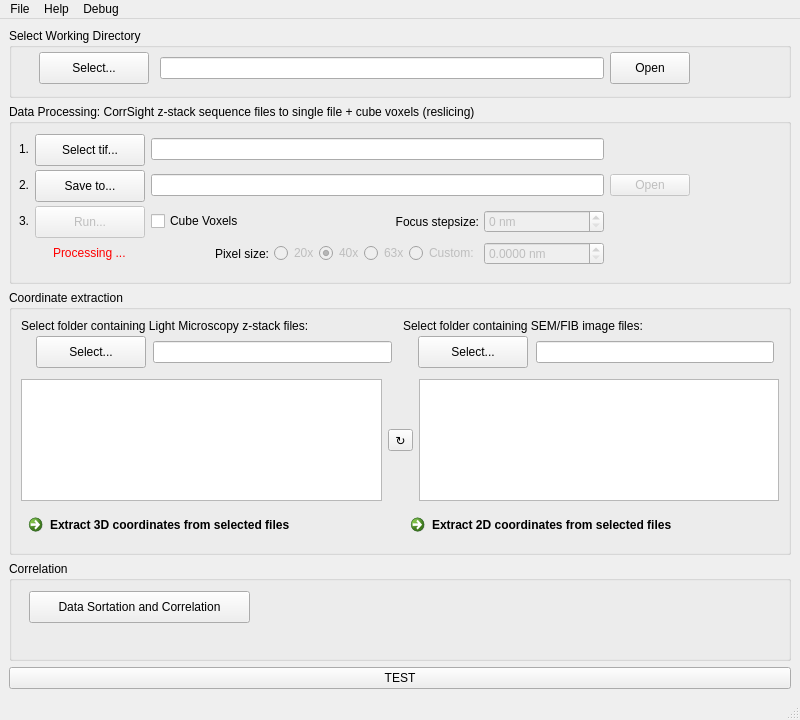
The window that TDCT_main.ui (coraxx/3DCT) describes before a commit, drawn with Qt 5.
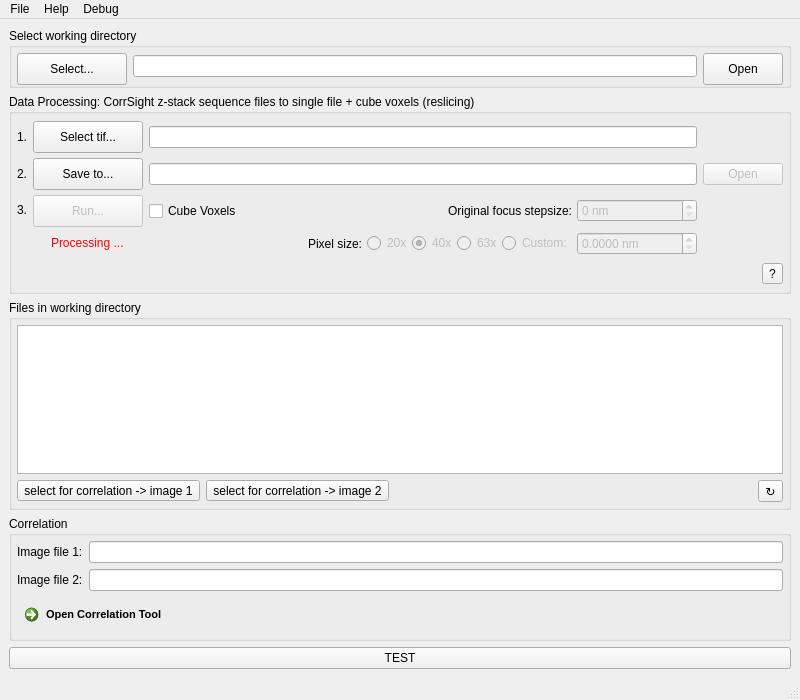
The same window after the commit. Icons and pictures are not drawn. Custom widgets are drawn as their Qt base class.

Commit message: - fixed folder spelling ("tdtc" to "tdct") - correlation module now correctly included in main toolbox app (test for valid files and working dir as well passes working dir to correlation module)

Diff of the .ui file:
```diff
--- a/TDCT_main.ui
+++ b/TDCT_main.ui
@@ -11,18 +11,18 @@
     <x>0</x>
     <y>0</y>
     <width>800</width>
-    <height>720</height>
+    <height>700</height>
    </rect>
   </property>
   <property name="minimumSize">
    <size>
-    <width>800</width>
-    <height>720</height>
+    <width>700</width>
+    <height>700</height>
    </size>
   </property>
   <property name="maximumSize">
    <size>
-    <width>800</width>
+    <width>16777215</width>
     <height>16777215</height>
    </size>
   </property>
@@ -49,7 +49,7 @@
       <property name="minimumSize">
        <size>
         <width>0</width>
-        <height>70</height>
+        <height>60</height>
        </size>
       </property>
       <property name="maximumSize">
@@ -59,22 +59,13 @@
        </size>
       </property>
       <property name="title">
-       <string>Select Working Directory</string>
+       <string>Select working directory</string>
       </property>
-      <widget class="QWidget" name="gridLayoutWidget_2">
-       <property name="geometry">
-        <rect>
-         <x>10</x>
-         <y>20</y>
-         <width>671</width>
-         <height>41</height>
-        </rect>
-       </property>
-       <layout class="QGridLayout" name="gridLayout_2">
-        <property name="verticalSpacing">
+      <layout class="QHBoxLayout" name="horizontalLayout_2">
+       <property name="margin">
          <number>5</number>
         </property>
-        <item row="0" column="1">
+       <item>
          <widget class="QPushButton" name="pushButton_selectWorkingDir">
           <property name="minimumSize">
            <size>
@@ -96,65 +87,8 @@
           </property>
          </widget>
         </item>
-        <item row="0" column="4">
-         <widget class="QPushButton" name="pushButton_openWorkingDir">
-          <property name="enabled">
-           <bool>true</bool>
-          </property>
-          <property name="minimumSize">
-           <size>
-            <width>0</width>
-            <height>32</height>
-           </size>
-          </property>
-          <property name="maximumSize">
-           <size>
-            <width>16777215</width>
-            <height>16777215</height>
-           </size>
-          </property>
-          <property name="toolTip">
-           <string>Open working directory</string>
-          </property>
-          <property name="text">
-           <string>Open</string>
-          </property>
-         </widget>
-        </item>
-        <item row="0" column="0">
-         <spacer name="horizontalSpacer">
-          <property name="orientation">
-           <enum>Qt::Horizontal</enum>
-          </property>
-          <property name="sizeType">
-           <enum>QSizePolicy::Fixed</enum>
-          </property>
-          <property name="sizeHint" stdset="0">
-           <size>
-            <width>20</width>
-            <height>13</height>
-           </size>
-          </property>
-         </spacer>
-        </item>
-        <item row="0" column="2">
-         <spacer name="horizontalSpacer_2">
-          <property name="orientation">
-           <enum>Qt::Horizontal</enum>
-          </property>
-          <property name="sizeType">
-           <enum>QSizePolicy::Fixed</enum>
-          </property>
-          <property name="sizeHint" stdset="0">
-           <size>
-            <width>5</width>
-            <height>20</height>
-           </size>
-          </property>
-         </spacer>
-        </item>
-        <item row="0" column="3">
-         <widget class="QLineEdit" name="lineEdit_workingDir">
+       <item>
+        <widget class="QLineEditFilePath" name="lineEdit_workingDir">
           <property name="enabled">
            <bool>true</bool>
           </property>
@@ -167,7 +101,7 @@
           <property name="minimumSize">
            <size>
             <width>0</width>
-            <height>21</height>
+           <height>20</height>
            </size>
           </property>
           <property name="maximumSize">
@@ -177,12 +111,36 @@
            </size>
           </property>
           <property name="readOnly">
+          <bool>false</bool>
+         </property>
+        </widget>
+       </item>
+       <item>
+        <widget class="QPushButton" name="pushButton_openWorkingDir">
+         <property name="enabled">
            <bool>true</bool>
           </property>
+         <property name="minimumSize">
+          <size>
+           <width>0</width>
+           <height>32</height>
+          </size>
+         </property>
+         <property name="maximumSize">
+          <size>
+           <width>16777215</width>
+           <height>16777215</height>
+          </size>
+         </property>
+         <property name="toolTip">
+          <string>Open working directory</string>
+         </property>
+         <property name="text">
+          <string>Open</string>
+         </property>
          </widget>
         </item>
        </layout>
-      </widget>
      </widget>
     </item>
     <item>
@@ -190,27 +148,23 @@
       <property name="minimumSize">
        <size>
         <width>0</width>
-        <height>180</height>
+        <height>200</height>
        </size>
       </property>
       <property name="maximumSize">
        <size>
         <width>16777215</width>
-        <height>180</height>
+        <height>200</height>
        </size>
       </property>
       <property name="title">
        <string>Data Processing: CorrSight z-stack sequence files to single file + cube voxels (reslicing)</string>
       </property>
-      <widget class="QWidget" name="gridLayoutWidget">
-       <property name="geometry">
-        <rect>
-         <x>10</x>
-         <y>30</y>
-         <width>671</width>
-         <height>131</height>
-        </rect>
+      <layout class="QVBoxLayout" name="verticalLayout_2">
+       <property name="margin">
+        <number>5</number>
        </property>
+       <item>
        <layout class="QGridLayout" name="gridLayout" rowstretch="0,0,0,0">
         <property name="verticalSpacing">
          <number>5</number>
@@ -219,9 +173,15 @@
          <number>0</number>
         </property>
         <item row="0" column="2">
-         <widget class="QLineEdit" name="lineEdit_selectTifPath">
+          <widget class="QLineEditFilePath" name="lineEdit_selectTifPath">
+           <property name="minimumSize">
+            <size>
+             <width>0</width>
+             <height>20</height>
+            </size>
+           </property>
           <property name="readOnly">
-           <bool>true</bool>
+            <bool>false</bool>
           </property>
          </widget>
         </item>
@@ -246,7 +206,7 @@
              <enum>Qt::LeftToRight</enum>
             </property>
             <property name="text">
-             <string>Focus stepsize:</string>
+              <string>Original focus stepsize:</string>
             </property>
             <property name="alignment">
              <set>Qt::AlignRight|Qt::AlignTrailing|Qt::AlignVCenter</set>
@@ -457,12 +417,18 @@
          </widget>
         </item>
         <item row="1" column="2">
-         <widget class="QLineEdit" name="lineEdit_saveToPath">
+          <widget class="QLineEditFilePath" name="lineEdit_saveToPath">
+           <property name="minimumSize">
+            <size>
+             <width>0</width>
+             <height>20</height>
+            </size>
+           </property>
           <property name="text">
            <string/>
           </property>
           <property name="readOnly">
-           <bool>true</bool>
+            <bool>false</bool>
           </property>
          </widget>
         </item>
@@ -577,165 +543,86 @@
          </widget>
         </item>
        </layout>
-      </widget>
-     </widget>
-    </item>
-    <item>
-     <widget class="QGroupBox" name="groupBox">
-      <property name="title">
-       <string>Coordinate extraction</string>
-      </property>
-      <layout class="QVBoxLayout" name="verticalLayout_5">
-       <item>
-        <layout class="QHBoxLayout" name="horizontalLayout_8">
-         <item>
-          <layout class="QVBoxLayout" name="verticalLayout">
-           <property name="spacing">
-            <number>3</number>
-           </property>
-           <item>
-            <widget class="QLabel" name="label_LM_coordEx">
-             <property name="text">
-              <string>Select folder containing Light Microscopy z-stack files:</string>
-             </property>
-             <property name="alignment">
-              <set>Qt::AlignLeading|Qt::AlignLeft|Qt::AlignVCenter</set>
-             </property>
-            </widget>
-           </item>
-           <item>
-            <layout class="QHBoxLayout" name="horizontalLayout_2">
-             <property name="spacing">
-              <number>7</number>
-             </property>
-             <property name="leftMargin">
-              <number>15</number>
-             </property>
-             <property name="rightMargin">
-              <number>5</number>
-             </property>
-             <property name="bottomMargin">
-              <number>5</number>
-             </property>
-             <item alignment="Qt::AlignHCenter|Qt::AlignVCenter">
-              <widget class="QPushButton" name="pushButton_LMselect">
-               <property name="minimumSize">
-                <size>
-                 <width>110</width>
-                 <height>32</height>
-                </size>
-               </property>
-               <property name="maximumSize">
-                <size>
-                 <width>110</width>
-                 <height>16777215</height>
-                </size>
-               </property>
-               <property name="toolTip">
-                <string>Select folder containing Light Microscopy z-stack files</string>
-               </property>
-               <property name="text">
-                <string>Select...</string>
-               </property>
-              </widget>
-             </item>
-             <item>
-              <widget class="QLineEdit" name="selectLMcoordEx_line">
-               <property name="minimumSize">
-                <size>
-                 <width>0</width>
-                 <height>20</height>
-                </size>
-               </property>
-               <property name="readOnly">
-                <bool>true</bool>
-               </property>
-              </widget>
-             </item>
-            </layout>
-           </item>
-          </layout>
-         </item>
-         <item>
-          <layout class="QVBoxLayout" name="verticalLayout_2">
-           <property name="spacing">
-            <number>3</number>
-           </property>
-           <item>
-            <widget class="QLabel" name="label_EM_coordEx">
-             <property name="text">
-              <string>Select folder containing SEM/FIB image files:</string>
-             </property>
-             <property name="alignment">
-              <set>Qt::AlignLeading|Qt::AlignLeft|Qt::AlignVCenter</set>
-             </property>
-            </widget>
-           </item>
-           <item>
-            <layout class="QHBoxLayout" name="horizontalLayout_6">
-             <property name="spacing">
-              <number>8</number>
-             </property>
-             <property name="leftMargin">
-              <number>15</number>
-             </property>
-             <property name="rightMargin">
-              <number>5</number>
-             </property>
-             <property name="bottomMargin">
-              <number>5</number>
-             </property>
-             <item>
-              <widget class="QPushButton" name="pushButton_EMselect">
-               <property name="minimumSize">
-                <size>
-                 <width>110</width>
-                 <height>32</height>
-                </size>
-               </property>
-               <property name="maximumSize">
-                <size>
-                 <width>110</width>
-                 <height>16777215</height>
-                </size>
-               </property>
-               <property name="toolTip">
-                <string>Select folder containing SEM/FIB image files</string>
-               </property>
-               <property name="text">
-                <string>Select...</string>
-               </property>
-              </widget>
-             </item>
-             <item>
-              <widget class="QLineEdit" name="selectEMcoordEx_line">
-               <property name="minimumSize">
-                <size>
-                 <width>0</width>
-                 <height>20</height>
-                </size>
-               </property>
-               <property name="dragEnabled">
-                <bool>true</bool>
-               </property>
-               <property name="readOnly">
-                <bool>true</bool>
-               </property>
-              </widget>
-             </item>
-            </layout>
-           </item>
-          </layout>
-         </item>
-        </layout>
        </item>
        <item>
         <layout class="QHBoxLayout" name="horizontalLayout_9">
          <item>
-          <widget class="QListWidget" name="listWidget_coordEx_LMfiles"/>
+          <spacer name="horizontalSpacer_3">
+           <property name="orientation">
+            <enum>Qt::Horizontal</enum>
+           </property>
+           <property name="sizeHint" stdset="0">
+            <size>
+             <width>40</width>
+             <height>20</height>
+            </size>
+           </property>
+          </spacer>
          </item>
          <item>
-          <widget class="QToolButton" name="toolButton_reloadFileLists">
+          <widget class="QToolButton" name="toolButton_3">
+           <property name="toolTip">
+            <string>Help: Data Processing</string>
+           </property>
+           <property name="statusTip">
+            <string>Help: Data Processing</string>
+           </property>
+           <property name="layoutDirection">
+            <enum>Qt::LeftToRight</enum>
+           </property>
+           <property name="text">
+            <string>?</string>
+           </property>
+          </widget>
+         </item>
+        </layout>
+       </item>
+      </layout>
+     </widget>
+    </item>
+    <item>
+     <widget class="QGroupBox" name="Filebrowser">
+      <property name="title">
+       <string>Files in working directory</string>
+      </property>
+      <layout class="QVBoxLayout" name="verticalLayout">
+       <property name="margin">
+        <number>5</number>
+       </property>
+       <item>
+        <widget class="QListWidget" name="listWidget_workingDir"/>
+       </item>
+       <item>
+        <layout class="QHBoxLayout" name="horizontalLayout_8">
+         <item>
+          <widget class="QToolButton" name="toolButton_selectImage1">
+           <property name="text">
+            <string>select for correlation -&gt; image 1</string>
+           </property>
+          </widget>
+         </item>
+         <item>
+          <widget class="QToolButton" name="toolButton_selectImage2">
+           <property name="text">
+            <string>select for correlation -&gt; image 2</string>
+           </property>
+          </widget>
+         </item>
+         <item>
+          <spacer name="horizontalSpacer_2">
+           <property name="orientation">
+            <enum>Qt::Horizontal</enum>
+           </property>
+           <property name="sizeHint" stdset="0">
+            <size>
+             <width>40</width>
+             <height>20</height>
+            </size>
+           </property>
+          </spacer>
+         </item>
+         <item>
+          <widget class="QToolButton" name="toolButton_reloadFileList">
            <property name="toolTip">
             <string>Reload</string>
            </property>
@@ -756,30 +643,9 @@
            </property>
           </widget>
          </item>
-         <item>
-          <widget class="QListWidget" name="listWidget_coordEx_EMfiles"/>
-         </item>
         </layout>
        </item>
-       <item>
-        <layout class="QHBoxLayout" name="horizontalLayout_10">
-         <item>
-          <widget class="QCommandLinkButton" name="commandLinkButton_extract3D">
-           <property name="text">
-            <string>Extract 3D coordinates from selected files</string>
-           </property>
-          </widget>
-         </item>
-         <item>
-          <widget class="QCommandLinkButton" name="commandLinkButton_extract2D">
-           <property name="text">
-            <string>Extract 2D coordinates from selected files</string>
-           </property>
-          </widget>
-         </item>
-        </layout>
-       </item>
-      </layout>
+      </layout>
      </widget>
     </item>
     <item>
@@ -793,28 +659,104 @@
       <property name="maximumSize">
        <size>
         <width>16777215</width>
-        <height>100</height>
+        <height>16777215</height>
        </size>
       </property>
       <property name="title">
        <string>Correlation</string>
       </property>
-      <widget class="QPushButton" name="pushButton_sortData">
-       <property name="geometry">
-        <rect>
-         <x>20</x>
-         <y>30</y>
-         <width>221</width>
-         <height>32</height>
-        </rect>
+      <layout class="QVBoxLayout" name="verticalLayout_4">
+       <property name="margin">
+        <number>5</number>
        </property>
-       <property name="toolTip">
-        <string>&lt;html&gt;&lt;head/&gt;&lt;body&gt;&lt;p align=&quot;justify&quot;&gt;Open data sort and correlation tool. Fidcuials in both datasets have to correspond to each other, i.e. coordinates of two markers in 2D and 3D have to be in the same row in each datasets&lt;/p&gt;&lt;/body&gt;&lt;/html&gt;</string>
-       </property>
+       <item>
+        <layout class="QHBoxLayout" name="horizontalLayout_3">
+         <item>
+          <widget class="QLabel" name="label_5">
+           <property name="text">
+            <string>Image file 1:</string>
+           </property>
+          </widget>
+         </item>
+         <item>
+          <widget class="QLineEditFilePath" name="lineEdit_selectImage1">
+           <property name="minimumSize">
+            <size>
+             <width>0</width>
+             <height>20</height>
+            </size>
+           </property>
+           <property name="frame">
+            <bool>true</bool>
+           </property>
+           <property name="dragEnabled">
+            <bool>true</bool>
+           </property>
+           <property name="readOnly">
+            <bool>false</bool>
+           </property>
+          </widget>
+         </item>
+        </layout>
+       </item>
+       <item>
+        <layout class="QHBoxLayout" name="horizontalLayout_6">
+         <item>
+          <widget class="QLabel" name="label_6">
        <property name="text">
-        <string>Data Sortation and Correlation</string>
-       </property>
-      </widget>
+            <string>Image file 2:</string>
+           </property>
+          </widget>
+         </item>
+         <item>
+          <widget class="QLineEditFilePath" name="lineEdit_selectImage2">
+           <property name="minimumSize">
+            <size>
+             <width>0</width>
+             <height>20</height>
+            </size>
+           </property>
+           <property name="readOnly">
+            <bool>false</bool>
+           </property>
+          </widget>
+         </item>
+        </layout>
+       </item>
+       <item>
+        <layout class="QHBoxLayout" name="horizontalLayout_7">
+         <item>
+          <widget class="QCommandLinkButton" name="commandLinkButton_correlate">
+           <property name="enabled">
+            <bool>true</bool>
+           </property>
+           <property name="font">
+            <font>
+             <family>Segoe UI</family>
+             <pointsize>8</pointsize>
+            </font>
+           </property>
+           <property name="text">
+            <string>Open Correlation Tool</string>
+           </property>
+          </widget>
+         </item>
+         <item>
+          <spacer name="horizontalSpacer">
+           <property name="orientation">
+            <enum>Qt::Horizontal</enum>
+           </property>
+           <property name="sizeHint" stdset="0">
+            <size>
+             <width>40</width>
+             <height>20</height>
+            </size>
+           </property>
+          </spacer>
+         </item>
+        </layout>
+       </item>
+      </layout>
      </widget>
     </item>
     <item>
@@ -897,6 +839,13 @@
    </property>
   </action>
  </widget>
+ <customwidgets>
+  <customwidget>
+   <class>QLineEditFilePath</class>
+   <extends>QLineEdit</extends>
+   <header>tdct/QtCustom</header>
+  </customwidget>
+ </customwidgets>
  <resources>
   <include location="icons.qrc"/>
  </resources>
```
Left out of the diff: 4 changed lines with no effect on the pictures. Lines whose indentation alone changed are shown as unchanged. The commit also changes 12 other files.
